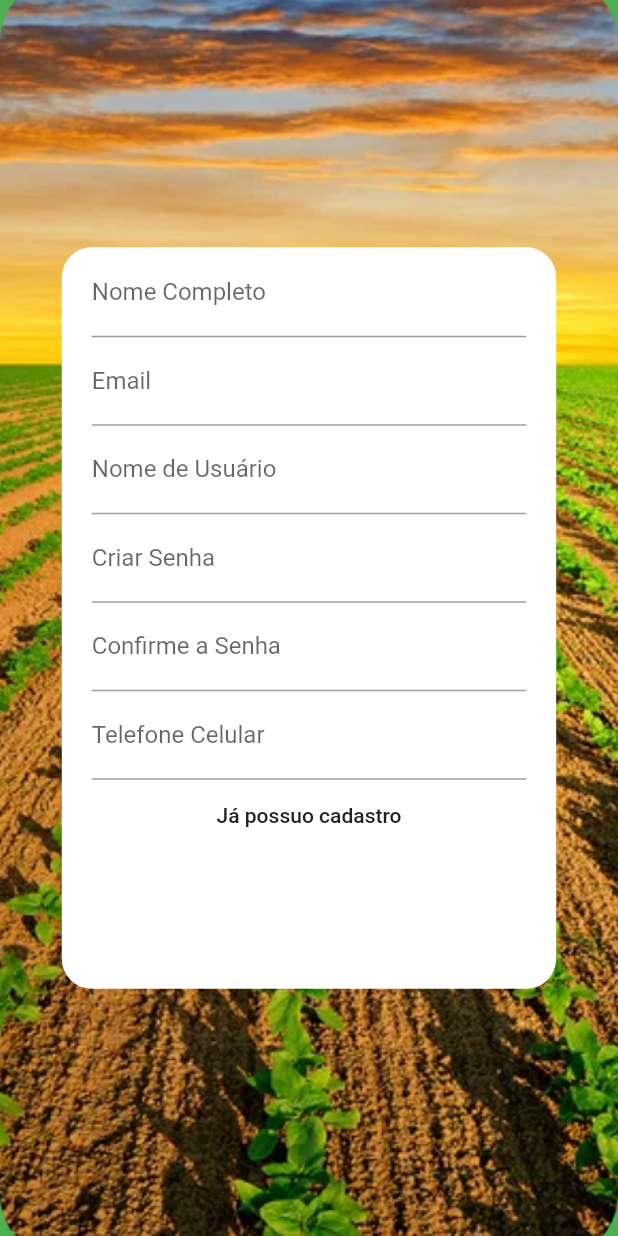
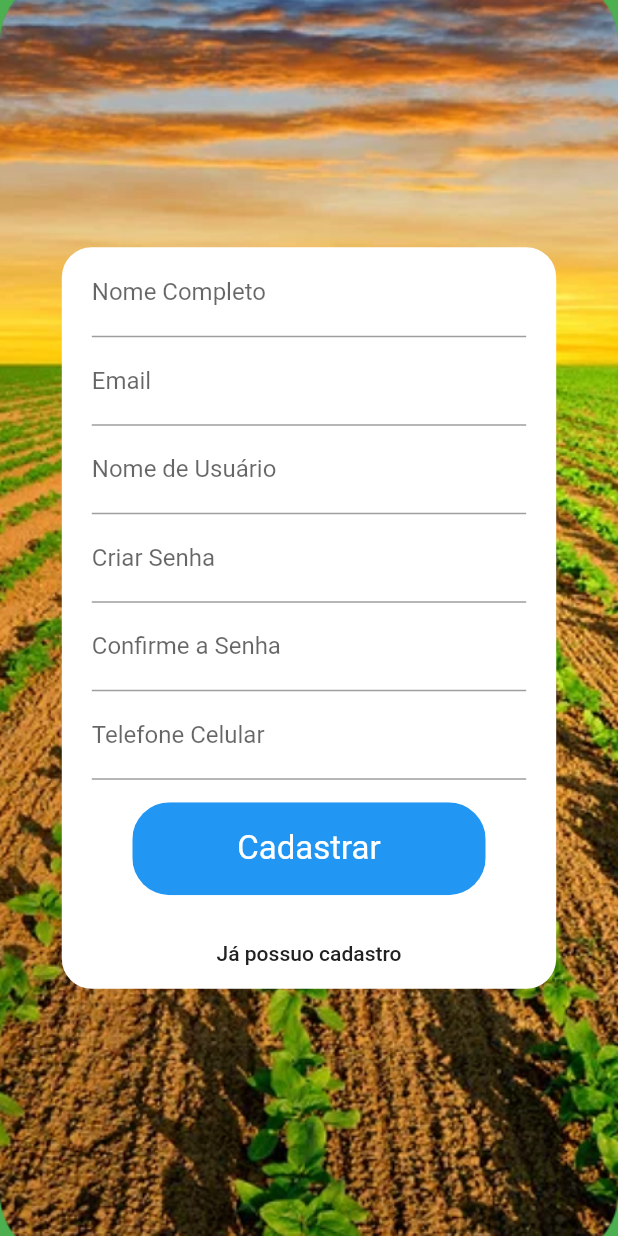
Before and after one commit to LaercioRJ/AgroImobi, a Flutter app: the RegisterUserScreen screen opened directly, on a phone screen of 412 x 824 dp. Run offline on Flutter 3.47's test engine with Material 2 defaults, Android fonts, the phone set to English and light mode, and no system bars.

Commit message:
criação botões de cadastro na tela de corretor e usuário

```diff
--- a/lib/src/screen/login_signin_screens/register_broker.dart
+++ b/lib/src/screen/login_signin_screens/register_broker.dart
@@ -1,5 +1,6 @@
 import 'package:flutter/material.dart';
 
+import '../../components/buttons.dart';
 import '../../widgets/link_button.dart';
 import '../../widgets/go_back_link_button.dart';
 
@@ -19,7 +20,7 @@ class RegisterBrokerScreen extends StatelessWidget {
             child: Center(
                 child: Container(
                     width: MediaQuery.of(context).size.width * 0.8,
-                    height: MediaQuery.of(context).size.width * 1.2,
+                    height: MediaQuery.of(context).size.width * 1.3,
                     decoration: const BoxDecoration(
                       color: Colors.white,
                       borderRadius: BorderRadius.all(Radius.circular(20)),
@@ -63,6 +64,9 @@ class RegisterBrokerScreen extends StatelessWidget {
                             labelText: 'CRECI',
                             border: UnderlineInputBorder(),
                           )),
+                          LoginButtons(
+                              title: 'Cadastrar',
+                              pressedFunction: () => print('teste')),
                           const GoBackLinkButton(linkText: 'Já possuo cadastro')
                         ]))))));
   }
--- a/lib/src/screen/login_signin_screens/register_user.dart
+++ b/lib/src/screen/login_signin_screens/register_user.dart
@@ -1,6 +1,10 @@
 import 'package:flutter/material.dart';
 
+import '../../components/buttons.dart';
 import '../../widgets/go_back_link_button.dart';
+import '../../widgets/submit_button.dart';
+
+final _formKey = GlobalKey<FormState>();
 
 class RegisterUserScreen extends StatelessWidget {
   @override
@@ -57,6 +61,11 @@ class RegisterUserScreen extends StatelessWidget {
                   labelText: 'Telefone Celular',
                   border: UnderlineInputBorder(),
                 )),
+                SubmitButton(
+                  title: 'Cadastrar',
+                  pressedFunction: () => print('teste'),
+                  formKey: _formKey,
+                ),
                 const GoBackLinkButton(linkText: 'Já possuo cadastro')
               ]),
             ),
```
